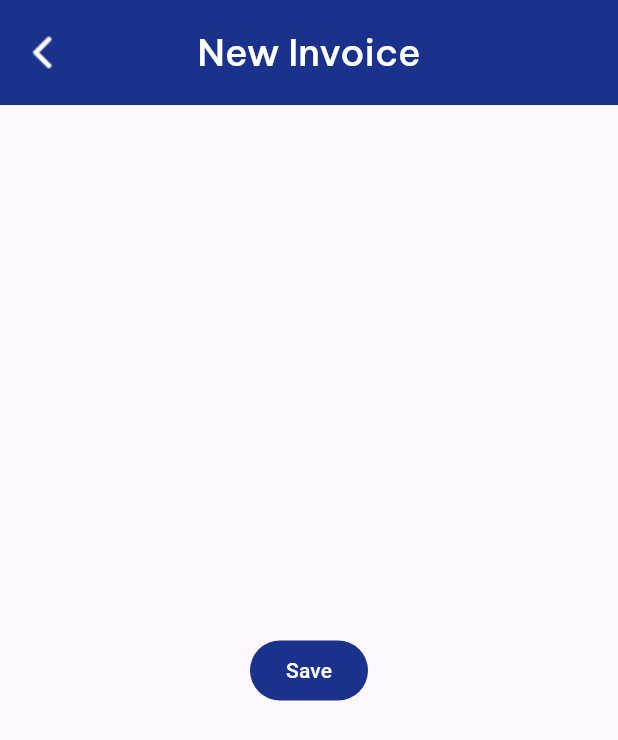
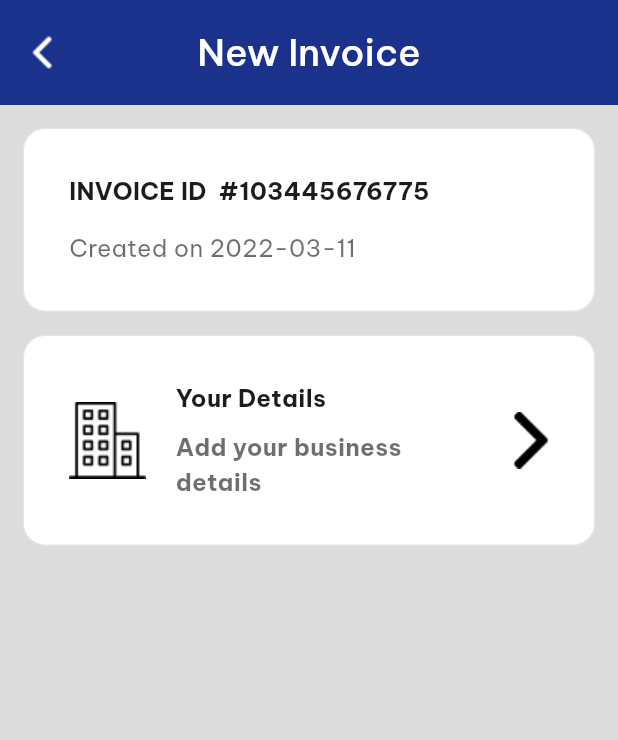
Before and after one commit to sacrilegioushero220/Quick-Bill-App, a Flutter app: the NewInvoiceScreen screen opened directly, on a phone screen of 412 x 824 dp. Shown: the top 740 px of the screen. Run offline on Flutter 3.47's test engine with Material 3 defaults, Android fonts, the phone set to English and light mode, and no system bars; our stand-ins replace flutter_svg, google_fonts.

Commit message:
created new invoice details and invoice card

```diff
--- a/lib/Screens/new_invoice_screen.dart
+++ b/lib/Screens/new_invoice_screen.dart
@@ -1,4 +1,6 @@
 import 'package:flutter/material.dart';
+import 'package:google_fonts/google_fonts.dart';
+import 'package:quick_bill/constants/string_constants.dart';
 import 'package:quick_bill/widgets/custom_app_bar.dart';
 import 'package:quick_bill/widgets/custom_widgets.dart';
 
@@ -8,9 +10,34 @@ class NewInvoiceScreen extends StatelessWidget {
   @override
   Widget build(BuildContext context) {
     return Scaffold(
+      backgroundColor: const Color.fromARGB(255, 221, 220, 220),
       appBar: customAppBar("New Invoice", isHome: false),
-      body: const Center(
-        child: CustomFilledButton(title: "Save"),
+      body: SafeArea(
+        child: SingleChildScrollView(
+          child: Padding(
+            padding: const EdgeInsets.only(
+              left: 15.0,
+              right: 15.0,
+            ),
+            child: Column(
+              children: [
+                const SizedBox(
+                  height: 15,
+                ),
+                const InvoiceCard(),
+                const SizedBox(
+                  height: 15,
+                ),
+                InvoiceDetailsCard(
+                  iconPath: org,
+                  title: "Your Details",
+                  subtitle: 'Add your business details',
+                  isCompleted: false,
+                )
+              ],
+            ),
+          ),
+        ),
       ),
     );
   }
--- a/lib/constants/string_constants.dart
+++ b/lib/constants/string_constants.dart
@@ -11,3 +11,4 @@ String org = "assets/Org.png";
 String payment = "assets/payment.png";
 String signature = "assets/signature.png";
 String rightArrow = "assets/rightArrow.png";
+String leftArrow = "assets/leftArrow.png";
--- a/lib/widgets/custom_widgets.dart
+++ b/lib/widgets/custom_widgets.dart
@@ -1,2 +1,4 @@
 export 'custom_app_bar.dart';
 export 'custom_filled_button.dart';
+export 'invoice_card.dart';
+export 'invoice_details_card.dart';
--- /dev/null
+++ b/lib/widgets/invoice_card.dart
@@ -0,0 +1,48 @@
+import 'package:flutter/material.dart';
+import 'package:google_fonts/google_fonts.dart';
+
+class InvoiceCard extends StatelessWidget {
+  const InvoiceCard({
+    super.key,
+  });
+
+  @override
+  Widget build(BuildContext context) {
+    return Container(
+      decoration: ShapeDecoration(
+        shape: RoundedRectangleBorder(
+          side: const BorderSide(
+            width: 1,
+            color: Color(0xFFEBE0E2),
+          ),
+          borderRadius: BorderRadius.circular(15),
+        ),
+        color: Colors.white,
+      ),
+      width: MediaQuery.of(context).size.width,
+      child: Padding(
+        padding: const EdgeInsets.all(30.0),
+        child: Column(
+          crossAxisAlignment: CrossAxisAlignment.start,
+          children: [
+            Text(
+              "INVOICE ID  #103445676775",
+              style: GoogleFonts.beVietnamPro(
+                fontWeight: FontWeight.bold,
+                fontSize: 16,
+              ),
+            ),
+            const SizedBox(
+              height: 15,
+            ),
+            Text(
+              "Created on 2022-03-11",
+              style: GoogleFonts.beVietnamPro(
+                  fontSize: 16, color: const Color.fromARGB(145, 0, 0, 0)),
+            ),
+          ],
+        ),
+      ),
+    );
+  }
+}
--- /dev/null
+++ b/lib/widgets/invoice_details_card.dart
@@ -0,0 +1,87 @@
+import 'package:flutter/material.dart';
+import 'package:google_fonts/google_fonts.dart';
+import 'package:quick_bill/constants/string_constants.dart';
+
+class InvoiceDetailsCard extends StatelessWidget {
+  final String iconPath;
+  final String title;
+  final String subtitle;
+  final bool isCompleted;
+  final void Function()? onpressed;
+  const InvoiceDetailsCard({
+    super.key,
+    required this.iconPath,
+    required this.title,
+    required this.subtitle,
+    this.isCompleted = false,
+    this.onpressed,
+  });
+
+  @override
+  Widget build(BuildContext context) {
+    return Container(
+      decoration: ShapeDecoration(
+        shape: RoundedRectangleBorder(
+          side: const BorderSide(
+            width: 1,
+            color: Color(0xFFEBE0E2),
+          ),
+          borderRadius: BorderRadius.circular(15),
+        ),
+        color: Colors.white,
+      ),
+      width: MediaQuery.of(context).size.width,
+      child: Padding(
+        padding: const EdgeInsets.only(
+          top: 30.0,
+          left: 30,
+          right: 15,
+          bottom: 30,
+        ),
+        child: Row(
+          crossAxisAlignment: CrossAxisAlignment.center,
+          children: [
+            Padding(
+                padding: const EdgeInsets.only(
+                  right: 20,
+                ),
+                child: Image.asset(org)),
+            Expanded(
+              child: Column(
+                crossAxisAlignment: CrossAxisAlignment.start,
+                children: [
+                  Text(
+                    "Your Details",
+                    style: GoogleFonts.beVietnamPro(
+                      fontWeight: FontWeight.bold,
+                      fontSize: 16,
+                    ),
+                  ),
+                  const SizedBox(
+                    height: 10,
+                  ),
+                  Text(
+                    "Add your business details",
+                    style: GoogleFonts.beVietnamPro(
+                        fontSize: 16,
+                        fontWeight: FontWeight.bold,
+                        color: const Color.fromARGB(145, 0, 0, 0)),
+                  ),
+                ],
+              ),
+            ),
+            Padding(
+              padding: const EdgeInsets.only(),
+              child: isCompleted
+                  ? Image.asset(greenTick)
+                  : IconButton(
+                      onPressed: onpressed,
+                      icon: Image.asset(leftArrow),
+                    ),
+            )
+          ],
+        ),
+      ),
+    );
+  }
+}
```
Also changed, not shown: assets/leftArrow.png (added).
